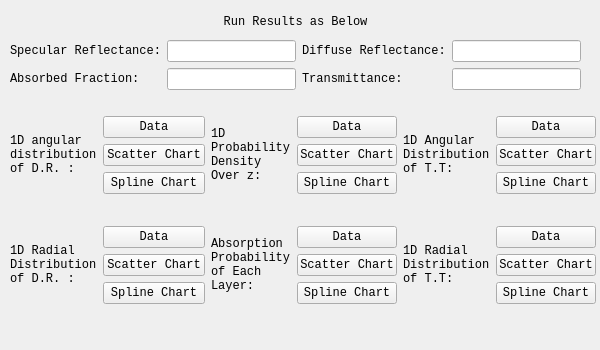
Above: mainwidgets/runresults.ui from SimonCqk/Photon_Propagation_Simulation before the change. Below: the same form after it.
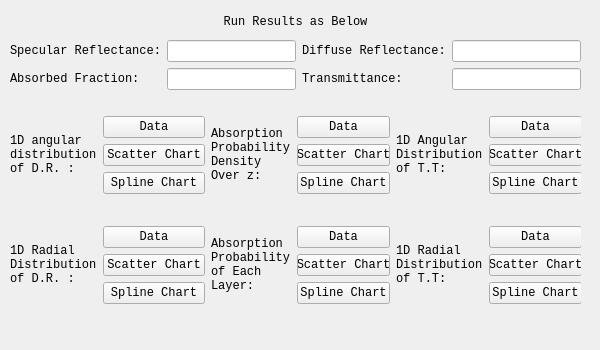
That is the form after the change.

Commit message: change label text

```diff
--- a/mainwidgets/runresults.ui
+++ b/mainwidgets/runresults.ui
@@ -18,7 +18,7 @@
     <rect>
      <x>10</x>
      <y>90</y>
-     <width>586</width>
+     <width>571</width>
      <height>241</height>
     </rect>
    </property>
@@ -267,7 +267,7 @@
            </font>
           </property>
           <property name="text">
-           <string>1D Probability Density Over z:</string>
+           <string>Absorption Probability Density Over z:</string>
           </property>
           <property name="wordWrap">
            <bool>true</bool>
```
The commit also changes 2 other files.
